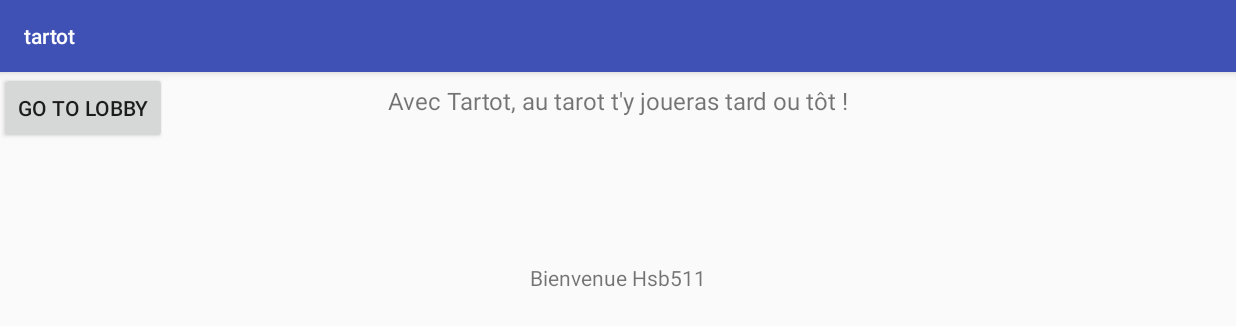
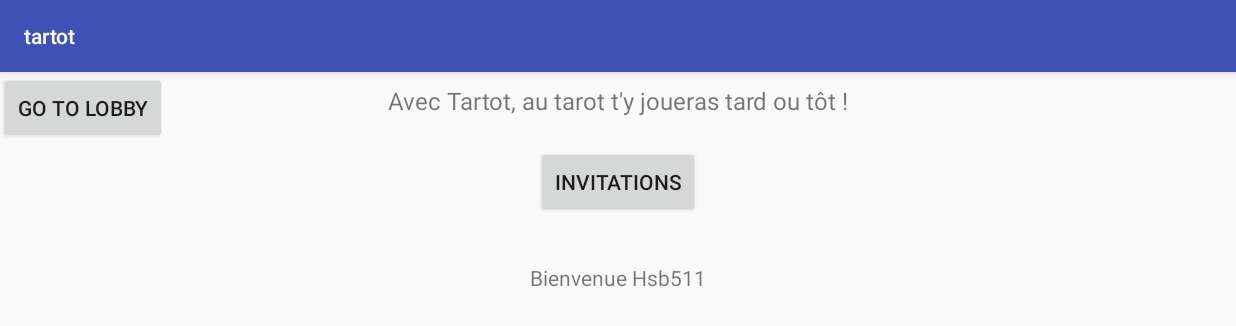
Before and after one commit to souchel/tartot, an Android app: the MainMenuActivity screen opened directly, with no data from a screen before it, on a phone screen of 824 x 412 dp (held sideways). Shown: the top 326 px of the screen. Run offline under Robolectric (Android 15) with nearby library versions, the phone set to English and light mode, and no system bars.

Commit message:
Ajoute la gestion des invitations

```diff
--- a/tartot/app/src/main/res/layout/activity_main_menu.xml
+++ b/tartot/app/src/main/res/layout/activity_main_menu.xml
@@ -42,4 +42,18 @@
         tools:layout_editor_absoluteX="136dp"
         tools:layout_editor_absoluteY="332dp" />
 
+    <Button
+        android:id="@+id/button_go_to_invitation_inbox"
+        android:layout_width="wrap_content"
+        android:layout_height="wrap_content"
+        android:layout_marginBottom="8dp"
+        android:layout_marginEnd="8dp"
+        android:layout_marginStart="8dp"
+        android:layout_marginTop="8dp"
+        android:text="@string/button_label_invitation_inbox"
+        app:layout_constraintBottom_toTopOf="@+id/text_view_go_to_lobby"
+        app:layout_constraintEnd_toEndOf="parent"
+        app:layout_constraintStart_toStartOf="parent"
+        app:layout_constraintTop_toBottomOf="@+id/text_view_welcome_main_menu" />
+
 </android.support.constraint.ConstraintLayout>
--- a/tartot/app/src/main/res/values/strings.xml
+++ b/tartot/app/src/main/res/values/strings.xml
@@ -29,4 +29,5 @@
     <string name="action_go_to_lobby">Go to lobby</string>
     <string name="invite_players">invite players</string>
     <string name="auto_match">auto match players</string>
+    <string name="button_label_invitation_inbox">Invitations</string>
 </resources>
```
Also changed, not shown: tartot/app/build.gradle (+8 -0 lines), tartot/app/src/main/java/team23/tartot/MainMenuActivity.java (+55 -0 lines).
